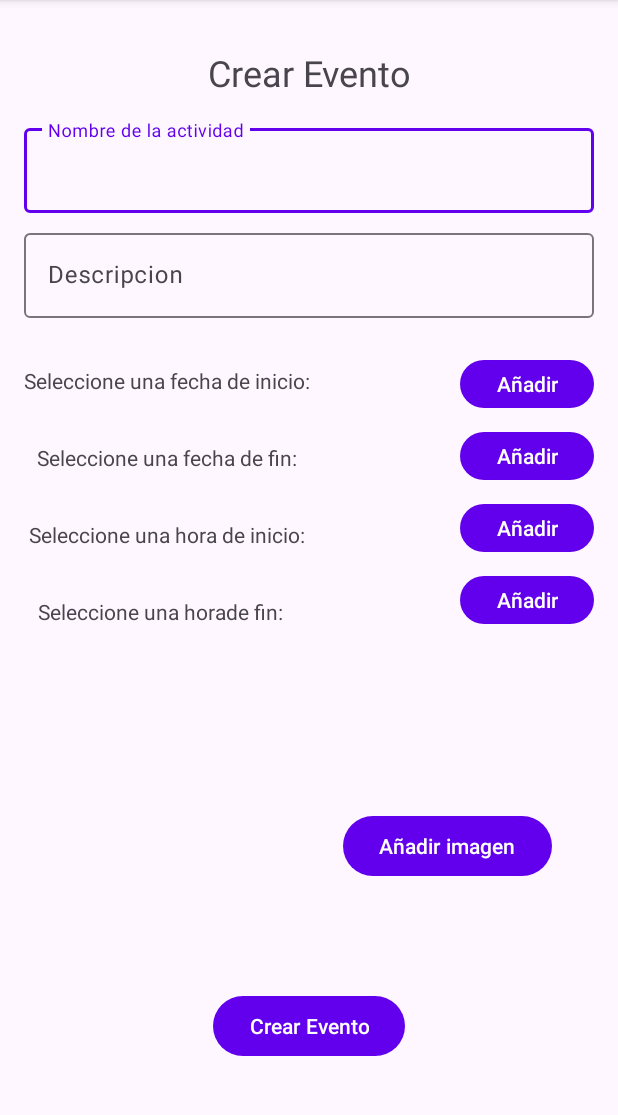
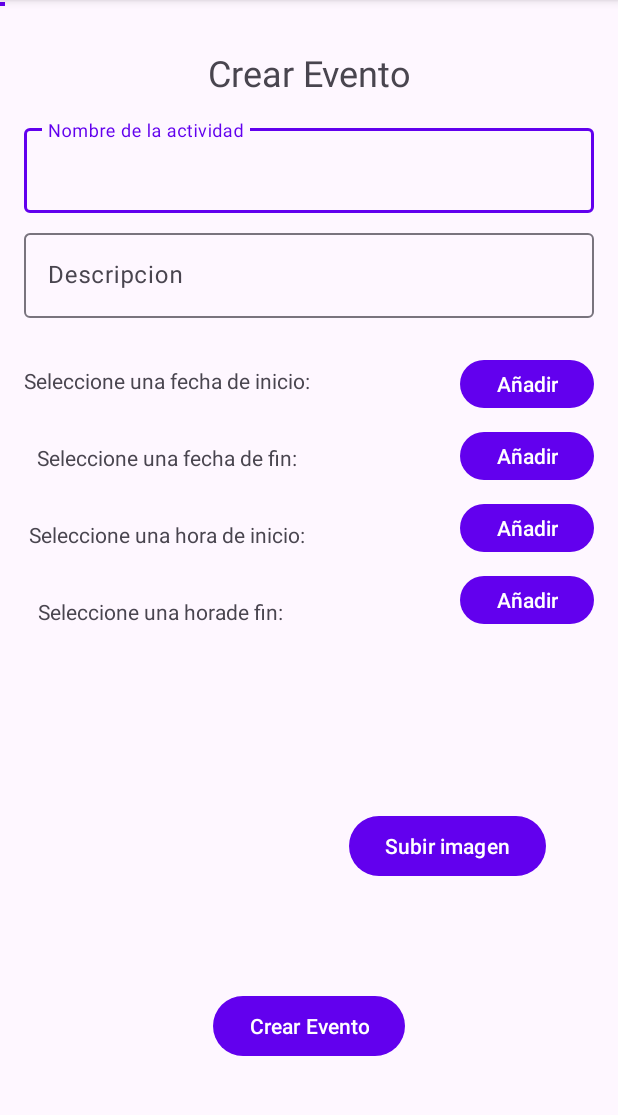
Before and after one commit to JoaquinOrellana/Lab_5_iot, an Android app: the agregarEvento screen opened directly, with no data from a screen before it, on a phone screen of 412 x 824 dp, the part 96-1211 px from its top. Run offline under Robolectric (Android 15) with nearby library versions, the phone set to English and light mode, and no system bars; our stand-ins replace Firebase (no records; nobody signed in at launch, a user with empty details on screens opened directly); pictures from the network do not load.

Commit message:
crearevento_completo

```diff
--- a/app/src/main/res/layout/create_event.xml
+++ b/app/src/main/res/layout/create_event.xml
@@ -56,6 +56,12 @@
             android:layout_width="match_parent"
             android:layout_height="wrap_content" />
 
+        <ImageView
+            android:id="@+id/imageView2"
+            android:layout_width="wrap_content"
+            android:layout_height="0dp"
+            tools:srcCompat="@tools:sample/avatars" />
+
     </com.google.android.material.textfield.TextInputLayout>
 
     <com.google.android.material.textfield.TextInputLayout
@@ -78,36 +84,22 @@
     </com.google.android.material.textfield.TextInputLayout>
 
 
-    <ImageView
-        android:id="@+id/imageView"
-        android:layout_width="wrap_content"
-        android:layout_height="wrap_content"
-        android:layout_marginStart="416dp"
-        android:layout_marginTop="112dp"
-        android:layout_marginEnd="416dp"
-        app:layout_constraintEnd_toEndOf="parent"
-        app:layout_constraintStart_toStartOf="parent"
-        app:layout_constraintTop_toBottomOf="@+id/despcripcionLayout"
-        tools:srcCompat="@tools:sample/avatars" />
-
     <Button
         android:id="@+id/image"
-        android:layout_width="wrap_content"
-        android:layout_height="wrap_content"
+        android:layout_width="3dp"
+        android:layout_height="5dp"
         android:layout_marginTop="48dp"
         android:text="Añadir Imagen"
-        app:layout_constraintEnd_toEndOf="@+id/imageView"
-        app:layout_constraintStart_toStartOf="@+id/imageView"
-        app:layout_constraintTop_toBottomOf="@+id/imageView" />
+        tools:ignore="MissingConstraints" />
 
     <Button
         android:id="@+id/imagen_btn"
         android:layout_width="wrap_content"
         android:layout_height="wrap_content"
         android:layout_marginTop="120dp"
-        android:layout_marginEnd="44dp"
+        android:layout_marginEnd="48dp"
         android:onClick="subirImagen"
-        android:text="Añadir imagen"
+        android:text="Subir imagen"
         app:layout_constraintEnd_toEndOf="parent"
         app:layout_constraintTop_toBottomOf="@+id/btn_horafin"
         tools:ignore="MissingConstraints" />
@@ -141,25 +133,19 @@
         android:layout_width="153dp"
         android:layout_height="140dp"
         android:layout_marginStart="48dp"
-        android:layout_marginEnd="8dp"
-        app:layout_constraintEnd_toStartOf="@+id/imageView2"
-        app:layout_constraintHorizontal_bias="0.013"
+        android:layout_marginTop="80dp"
+        android:layout_marginEnd="16dp"
+        app:layout_constraintEnd_toStartOf="@+id/imagen_btn"
         app:layout_constraintStart_toStartOf="parent"
-        tools:ignore="MissingConstraints,NotSibling"
-        tools:layout_editor_absoluteY="499dp">
+        app:layout_constraintTop_toBottomOf="@+id/textView5"
+        tools:ignore="MissingConstraints,NotSibling">
 
         <ImageView
-            android:id="@+id/imageView2"
+            android:id="@+id/imageView"
             android:layout_width="wrap_content"
             android:layout_height="wrap_content"
-            android:layout_marginStart="16dp"
-            android:layout_marginTop="8dp"
-            android:layout_marginEnd="16dp"
-            android:layout_marginBottom="8dp"
-            app:layout_constraintBottom_toBottomOf="parent"
-            app:layout_constraintEnd_toEndOf="parent"
-            app:layout_constraintStart_toStartOf="parent"
-            app:layout_constraintTop_toTopOf="parent"
+            tools:layout_editor_absoluteX="14dp"
+            tools:layout_editor_absoluteY="6dp"
             tools:srcCompat="@tools:sample/avatars" />
     </androidx.constraintlayout.widget.ConstraintLayout>
 
```
Also changed, not shown: app/src/main/java/edu/pucp/lab_5_iot/agregarEvento.java (+69 -21 lines).
